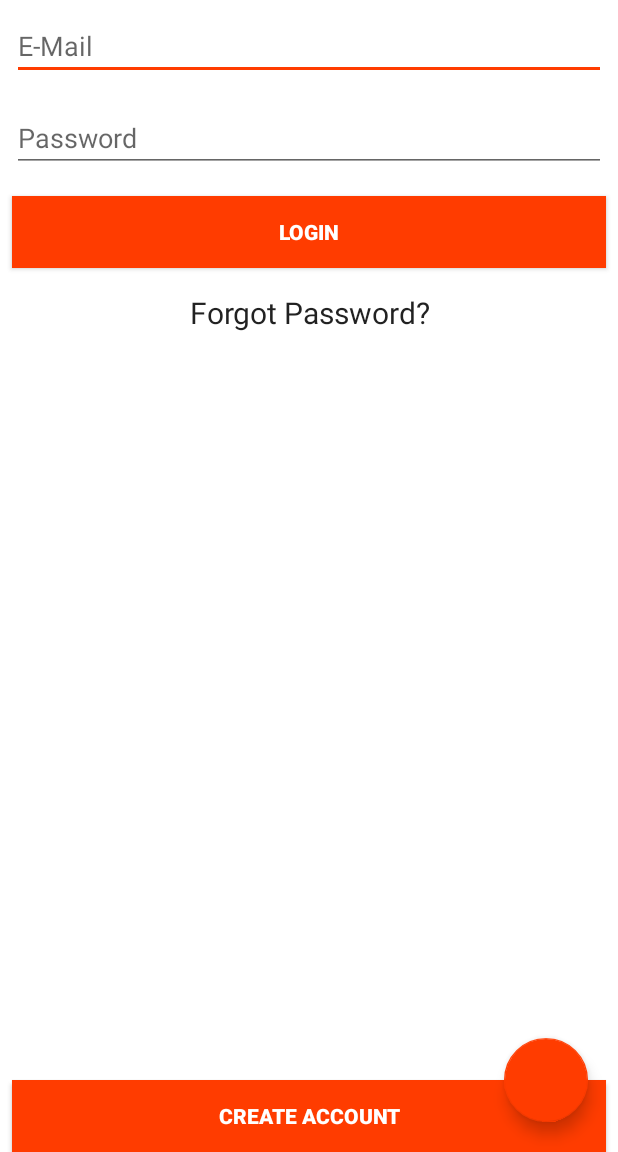
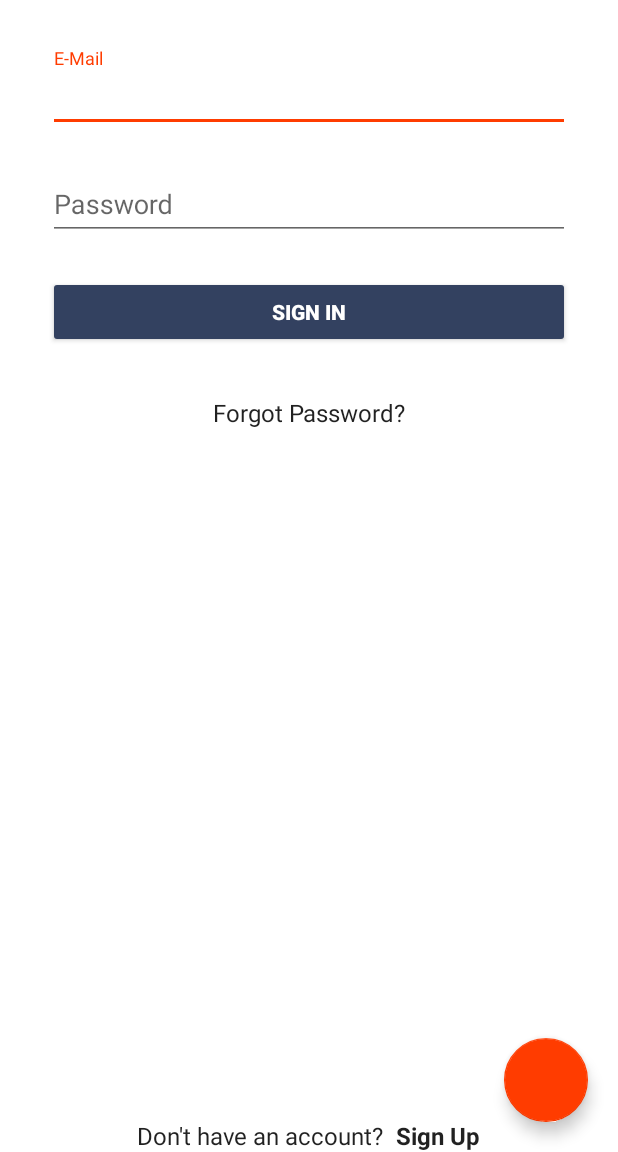
Before and after one commit to redstripes89/Schwasenphrein, an Android app: the screen it shows after launch (MainActivity), on a phone screen of 412 x 824 dp, the part 84-1236 px from its top. Run offline under Robolectric (Android 15) with nearby library versions, the phone set to English and light mode, and no system bars; our stand-ins replace Firebase (no records; nobody signed in at launch, a user with empty details on screens opened directly); Roboto replaces fonts that are not available here.

Commit message:
* progress

```diff
--- a/app/src/main/java/de/redstripes/schwasenphrein/SignInFragment.kt
+++ b/app/src/main/java/de/redstripes/schwasenphrein/SignInFragment.kt
@@ -17,11 +17,11 @@ import com.google.firebase.auth.FirebaseAuth
 class SignInFragment : Fragment() {
 
     //UI elements
-    private var textForgotPassword: TextView? = null
     private var textMail: EditText? = null
     private var textPassword: EditText? = null
     private var btnLogin: Button? = null
-    private var btnCreateAccount: Button? = null
+    private var textForgotPassword: TextView? = null
+    private var textCreateAccount: TextView?=null
     private var progressBar: ProgressBar? = null
 
     //Firebase
@@ -47,15 +47,15 @@ class SignInFragment : Fragment() {
 
         navController = NavHostFragment.findNavController(this)
 
-        textForgotPassword = view.findViewById<View>(R.id.sign_in_forgot_password) as TextView
-        textMail = view.findViewById<View>(R.id.sign_in_mail) as EditText
-        textPassword = view.findViewById<View>(R.id.sign_in_password) as EditText
-        btnLogin = view.findViewById<View>(R.id.sign_in_btn_login) as Button
-        btnCreateAccount = view.findViewById<View>(R.id.sign_in_btn_create_account) as Button
+        textMail = view.findViewById<EditText>(R.id.sign_in_mail)
+        textPassword = view.findViewById<EditText>(R.id.sign_in_password)
+        btnLogin = view.findViewById<Button>(R.id.sign_in_btn_login)
+        textForgotPassword = view.findViewById<TextView>(R.id.sign_in_forgot_password)
+        textCreateAccount = view.findViewById<TextView>(R.id.sign_in_create_account)
 
+        btnLogin!!.setOnClickListener { loginUser() }
         textForgotPassword!!.setOnClickListener { navController?.navigate(R.id.action_signInFragment_to_forgotPasswordFragment) }
-        btnCreateAccount!!.setOnClickListener { navController?.navigate(R.id.action_signInFragment_to_signUpFragment) }
-        btnLogin!!.setOnClickListener { loginUser() }
+        textCreateAccount!!.setOnClickListener { navController?.navigate(R.id.action_signInFragment_to_signUpFragment) }
     }
 
     companion object {
@@ -82,7 +82,7 @@ class SignInFragment : Fragment() {
                             // Sign in success, update UI with signed-in user's information
                             Log.d(TAG, "signInWithEmail:success")
 
-                            navController?.navigate(R.id.action_signInFragment_to_mainActivity)
+                            navController?.navigate(R.id.action_signInFragment_to_mainFragment)
                         } else {
                             // If sign in fails, display a message to the user.
                             Log.e(TAG, "signInWithEmail:failure", task.exception)
--- a/app/src/main/java/de/redstripes/schwasenphrein/SignUpFragment.kt
+++ b/app/src/main/java/de/redstripes/schwasenphrein/SignUpFragment.kt
@@ -88,7 +88,7 @@ class SignUpFragment : Fragment() {
                         val user = User(name)
                         databaseReference?.child(auth!!.currentUser!!.uid)?.setValue(user)
 
-                        navController?.navigate(R.id.action_signUpFragment_to_mainActivity)
+                        navController?.navigate(R.id.action_signUpFragment_to_mainFragment)
                     } else {
                         Toast.makeText(activity, "Sign Up Failed", Toast.LENGTH_SHORT).show()
                     }
--- a/app/src/main/res/drawable-v24/ic_launcher_foreground.xml
+++ /dev/null
@@ -1,34 +0,0 @@
-<vector xmlns:android="http://schemas.android.com/apk/res/android"
-    xmlns:aapt="http://schemas.android.com/aapt"
-    android:width="108dp"
-    android:height="108dp"
-    android:viewportWidth="108"
-    android:viewportHeight="108">
-    <path
-        android:fillType="evenOdd"
-        android:pathData="M32,64C32,64 38.39,52.99 44.13,50.95C51.37,48.37 70.14,49.57 70.14,49.57L108.26,87.69L108,109.01L75.97,107.97L32,64Z"
-        android:strokeWidth="1"
-        android:strokeColor="#00000000">
-        <aapt:attr name="android:fillColor">
-            <gradient
-                android:endX="78.5885"
-                android:endY="90.9159"
-                android:startX="48.7653"
-                android:startY="61.0927"
-                android:type="linear">
-                <item
-                    android:color="#44000000"
-                    android:offset="0.0" />
-                <item
-                    android:color="#00000000"
-                    android:offset="1.0" />
-            </gradient>
-        </aapt:attr>
-    </path>
-    <path
-        android:fillColor="#FFFFFF"
-        android:fillType="nonZero"
-        android:pathData="M66.94,46.02L66.94,46.02C72.44,50.07 76,56.61 76,64L32,64C32,56.61 35.56,50.11 40.98,46.06L36.18,41.19C35.45,40.45 35.45,39.3 36.18,38.56C36.91,37.81 38.05,37.81 38.78,38.56L44.25,44.05C47.18,42.57 50.48,41.71 54,41.71C57.48,41.71 60.78,42.57 63.68,44.05L69.11,38.56C69.84,37.81 70.98,37.81 71.71,38.56C72.44,39.3 72.44,40.45 71.71,41.19L66.94,46.02ZM62.94,56.92C64.08,56.92 65,56.01 65,54.88C65,53.76 64.08,52.85 62.94,52.85C61.8,52.85 60.88,53.76 60.88,54.88C60.88,56.01 61.8,56.92 62.94,56.92ZM45.06,56.92C46.2,56.92 47.13,56.01 47.13,54.88C47.13,53.76 46.2,52.85 45.06,52.85C43.92,52.85 43,53.76 43,54.88C43,56.01 43.92,56.92 45.06,56.92Z"
-        android:strokeWidth="1"
-        android:strokeColor="#00000000" />
-</vector>
--- a/app/src/main/res/layout/fragment_sign_in.xml
+++ b/app/src/main/res/layout/fragment_sign_in.xml
@@ -3,37 +3,52 @@
     xmlns:tools="http://schemas.android.com/tools"
     android:layout_width="match_parent"
     android:layout_height="match_parent"
+    android:paddingLeft="@dimen/margin_large"
+    android:paddingRight="@dimen/margin_large"
     tools:context=".SignInFragment">
 
-    <EditText
+    <com.google.android.material.textfield.TextInputLayout
+        android:id="@+id/sign_in_mail_container"
+        android:layout_width="match_parent"
+        android:layout_height="wrap_content"
+        android:layout_marginTop="@dimen/margin_large"
+        android:layout_marginBottom="@dimen/margin_small">
+
+        <com.google.android.material.textfield.TextInputEditText
             android:id="@+id/sign_in_mail"
             android:layout_width="match_parent"
             android:layout_height="wrap_content"
-        android:layout_margin="8dp"
-        android:ems="10"
             android:hint="E-Mail"
             android:inputType="textEmailAddress"
             tools:ignore="Autofill" />
+    </com.google.android.material.textfield.TextInputLayout>
 
-    <EditText
+    <com.google.android.material.textfield.TextInputLayout
+        android:id="@+id/sign_in_password_container"
+        android:layout_width="match_parent"
+        android:layout_height="wrap_content"
+        android:layout_below="@id/sign_in_mail_container"
+        android:layout_marginTop="@dimen/margin_small"
+        android:layout_marginBottom="@dimen/margin_small">
+
+        <com.google.android.material.textfield.TextInputEditText
             android:id="@+id/sign_in_password"
             android:layout_width="match_parent"
             android:layout_height="wrap_content"
-        android:layout_below="@id/sign_in_mail"
-        android:layout_margin="8dp"
-        android:ems="10"
             android:hint="Password"
             android:inputType="textPassword"
             tools:ignore="Autofill" />
+    </com.google.android.material.textfield.TextInputLayout>
 
-    <Button
+    <androidx.appcompat.widget.AppCompatButton
         android:id="@+id/sign_in_btn_login"
         android:layout_width="match_parent"
         android:layout_height="wrap_content"
-        android:layout_below="@id/sign_in_password"
-        android:layout_margin="8dp"
-        android:background="@color/colorAccent"
-        android:text="Login"
+        android:layout_below="@id/sign_in_password_container"
+        android:layout_marginTop="@dimen/margin_normal"
+        android:layout_marginBottom="@dimen/margin_normal"
+        android:backgroundTint="@color/colorPrimary"
+        android:text="Sign In"
         android:textColor="@android:color/white"
         android:textStyle="bold" />
 
@@ -42,22 +57,40 @@
         android:layout_width="match_parent"
         android:layout_height="wrap_content"
         android:layout_below="@id/sign_in_btn_login"
-        android:layout_margin="8dp"
+        android:layout_marginTop="@dimen/margin_normal"
+        android:layout_marginBottom="@dimen/margin_small"
         android:clickable="true"
         android:focusable="true"
         android:gravity="center_horizontal"
         android:text="Forgot Password?"
-        android:textSize="20sp" />
+        android:textSize="16sp" />
 
-    <Button
-        android:id="@+id/sign_in_btn_create_account"
+    <LinearLayout
         android:layout_width="match_parent"
         android:layout_height="wrap_content"
         android:layout_alignParentBottom="true"
-        android:layout_margin="8dp"
-        android:background="@color/colorAccent"
-        android:text="Create Account"
-        android:textColor="@android:color/white"
-        android:textStyle="bold" />
+        android:layout_marginTop="@dimen/margin_small"
+        android:layout_marginBottom="@dimen/margin_large"
+        android:layout_gravity="center"
+        android:gravity="center"
+        android:orientation="horizontal">
+
+        <TextView
+            android:layout_width="wrap_content"
+            android:layout_height="wrap_content"
+            android:text="Don't have an account?"
+            android:textSize="16sp" />
+
+        <TextView
+            android:id="@+id/sign_in_create_account"
+            android:layout_width="wrap_content"
+            android:layout_height="wrap_content"
+            android:clickable="true"
+            android:focusable="true"
+            android:textStyle="bold"
+            android:layout_marginStart="@dimen/margin_small"
+            android:text="Sign Up"
+            android:textSize="16sp" />
+    </LinearLayout>
 
 </RelativeLayout>
--- a/app/src/main/res/navigation/nav_graph.xml
+++ b/app/src/main/res/navigation/nav_graph.xml
@@ -11,8 +11,8 @@
         android:label="fragment_sign_up"
         tools:layout="@layout/fragment_sign_up" >
         <action
-            android:id="@+id/action_signUpFragment_to_mainActivity"
-            app:destination="@id/mainActivity" />
+            android:id="@+id/action_signUpFragment_to_mainFragment"
+            app:destination="@id/mainFragment" />
     </fragment>
     <fragment
         android:id="@+id/signInFragment"
@@ -26,8 +26,8 @@
             android:id="@+id/action_signInFragment_to_signUpFragment"
             app:destination="@id/signUpFragment" />
         <action
-            android:id="@+id/action_signInFragment_to_mainActivity"
-            app:destination="@id/mainActivity" />
+            android:id="@+id/action_signInFragment_to_mainFragment"
+            app:destination="@id/mainFragment" />
     </fragment>
     <fragment
         android:id="@+id/forgotPasswordFragment"
@@ -38,9 +38,9 @@
             android:id="@+id/action_forgotPasswordFragment_to_signInFragment"
             app:destination="@id/signInFragment" />
     </fragment>
-    <activity
-        android:id="@+id/mainActivity"
-        android:name="de.redstripes.schwasenphrein.MainActivity"
-        android:label="activity_main"
-        tools:layout="@layout/activity_main" />
+    <fragment
+        android:id="@+id/mainFragment"
+        android:name="de.redstripes.schwasenphrein.MainFragment"
+        android:label="fragment_main"
+        tools:layout="@layout/fragment_main" />
 </navigation>
```
Lines whose indentation alone changed are shown as unchanged.
